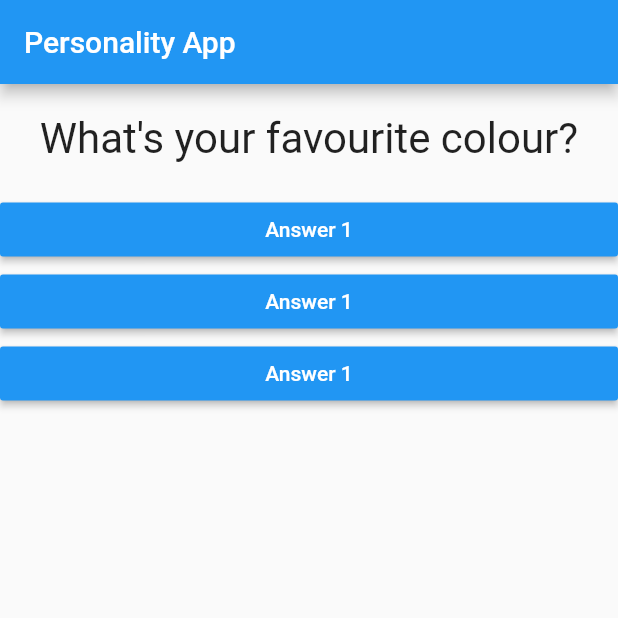
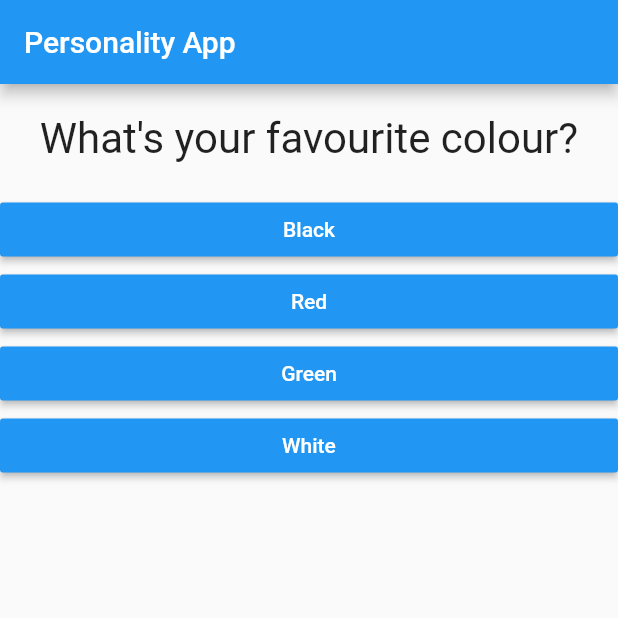
Before and after one commit to sarahmajeed/personality-test-app, a Flutter app: the screen it shows after launch, on a phone screen of 412 x 824 dp, the top half of it. Run offline on Flutter 3.47's test engine with Material 2 defaults, Android fonts, the phone set to English and light mode, and no system bars.

Commit message:
mapping buttons

```diff
--- a/lib/answer.dart
+++ b/lib/answer.dart
@@ -4,8 +4,9 @@ import 'package:flutter/material.dart';
 class Answer extends StatelessWidget {
 
   final Function selectHandler;
+  final String answer;
 
-  Answer(this.selectHandler);
+  Answer(this.selectHandler, this.answer); //constructor
 
 
   @override
@@ -15,7 +16,8 @@ class Answer extends StatelessWidget {
       child:  RaisedButton(
         color: Colors.blue,
         textColor: Colors.white,
-        child: Text("Answer 1"),
+        hoverColor: Colors.yellowAccent,
+        child: Text(answer),
         onPressed: selectHandler,),
     );
   }
--- a/lib/main.dart
+++ b/lib/main.dart
@@ -27,10 +27,20 @@ class _MyAppState extends State<MyApp>{
   Widget build(BuildContext context){
 
 
-   var questions = [
-     "What's your favourite colour?",
-     "What's your favourite animal?",
-    ];
+   const questions = [
+     {
+       'questionText': "What's your favourite colour?",
+       'answers': ['Black', 'Red', 'Green', 'White']
+     },
+     {
+       'questionText': "What's your favourite animal?",
+       'answers': ['Rabbit', 'Snake', 'Lion', 'Elephant']
+     },
+     {
+       'questionText': "Who's your favourite instructor?",
+       'answers': ['Max', 'Colt', 'Andrei', 'Ed']
+     }
+ ];
 
 
     return
@@ -39,12 +49,11 @@ class _MyAppState extends State<MyApp>{
         title: Text("Personality App"),
         ),
         body: Column(children: [
-          Question(questions[_questionIndex]),
-         Answer(_answerQuestion),
-         Answer(_answerQuestion),
-         Answer(_answerQuestion),
-
-          ],),
+          Question(questions[_questionIndex]['questionText']),
+         ...(questions[_questionIndex]['answers'] as List).map((answer) {
+           return Answer(_answerQuestion, answer);
+         }).toList()
+     ],),
         ),
         )
     ;}
```
